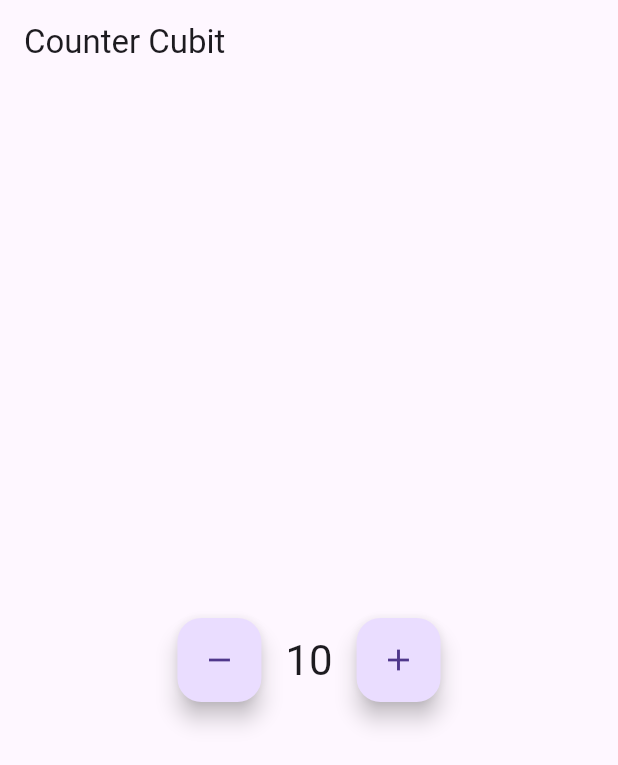
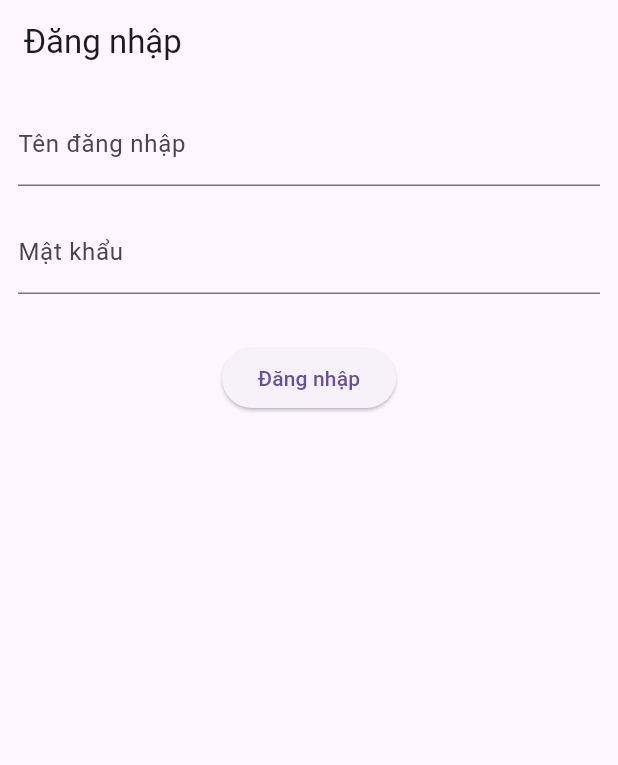
Before and after one commit to anhnt224/flutter_course_23, a Flutter app: the screen it shows after launch, on a phone screen of 412 x 824 dp. Shown: the top 765 px of the screen. Run offline on Flutter 3.47's test engine with Material 3 defaults, Android fonts, the phone set to English and light mode, and no system bars; our stand-ins replace flutter_bloc.

Commit message:
Add AuthState and AuthCubit classes

```diff
--- a/lib/main.dart
+++ b/lib/main.dart
@@ -1,159 +1,136 @@
-// import 'package:flutter/material.dart';
-// import 'package:flutter_course_23/modules/lession_5/grid_view_demo.dart';
-// import 'package:flutter_course_23/modules/lession_5/list_view_demo.dart';
-// import 'package:flutter_course_23/modules/lession_6/sceens/home_screen.dart';
-// import 'package:flutter_course_23/modules/lession_6/sceens/started_screen.dart';
-// import 'package:flutter_course_23/modules/lession_7/checkout_2_screen.dart';
-// import 'package:flutter_course_23/modules/lession_7/checkout_screen.dart';
-// import 'package:flutter_course_23/modules/lession_7/product_list_2_screen.dart';
-// import 'package:flutter_course_23/modules/lession_7/product_list_screen.dart';
-// import 'package:flutter_course_23/modules/lession_7/provider_demo.dart';
-// import 'package:flutter_course_23/modules/lession_7/tile_state_less.dart';
-// import 'package:provider/provider.dart';
-
-// import 'modules/lession_5/navigator.dart';
-// import 'modules/lession_5/navigator_named.dart';
-// import 'modules/lession_4/image_demo.dart';
-
-// void main() {
-//   runApp(const MyApp());
-// }
-
-// class MyApp extends StatelessWidget {
-//   const MyApp({super.key});
-
-//   // This widget is the root of your application.
-//   @override
-//   Widget build(BuildContext context) {
-//     return MaterialApp(
-//       title: 'Flutter Demo',
-//       theme: ThemeData(
-//         // This is the theme of your application.
-//         //
-//         // TRY THIS: Try running your application with "flutter run". You'll see
-//         // the application has a blue toolbar. Then, without quitting the app,
-//         // try changing the seedColor in the colorScheme below to Colors.green
-//         // and then invoke "hot reload" (save your changes or press the "hot
-//         // reload" button in a Flutter-supported IDE, or press "r" if you used
-//         // the command line to start the app).
-//         //
-//         // Notice that the counter didn't reset back to zero; the application
-//         // state is not lost during the reload. To reset the state, use hot
-//         // restart instead.
-//         //
-//         // This works for code too, not just values: Most code changes can be
-//         // tested with just a hot reload.
-//         colorScheme: ColorScheme.fromSeed(seedColor: Colors.deepPurple),
-//         useMaterial3: true,
-//       ),
-//       initialRoute: '/',
-//       onGenerateRoute: (settings) {
-//         switch (settings.name) {
-//           case '/':
-//             return MaterialPageRoute(
-//                 settings: settings,
-//                 builder: (context) => const ProductList2Screen());
-//           case '/checkout':
-//             final notifier = settings.arguments as CartNotifier;
-//             return MaterialPageRoute(
-//               builder: (context) => Checkout2Screen(
-//                 notifier: notifier,
-//               ),
-//               settings: settings,
-//             );
-
-//           default:
-//         }
-//         return null;
-//       },
-//     );
-//   }
-// }
-
 import 'package:flutter/material.dart';
 import 'package:flutter_bloc/flutter_bloc.dart';
-import 'package:flutter_course_23/modules/lession_8/bloc_demo/counter_bloc.dart';
-
-// Cubit
-class CounterCubit extends Cubit<int> {
-  CounterCubit(int initialValue) : super(initialValue);
-
-  void increment() {
-    emit(state + 1);
-  }
-
-  void decrement() => emit(state - 1);
-}
+import 'package:flutter_course_23/modules/lession_8/auth_bloc_demo.dart/auth_cubit.dart';
 
 // Main
 void main() {
   runApp(
     MaterialApp(
       home: BlocProvider(
-        create: (_) => CounterBloc(CounterState(counter: 10)),
-        child: const CounterPage(),
+        create: (_) => AuthCubit(),
+        child: const LoginPage(),
       ),
     ),
   );
 }
 
-class CounterPage extends StatelessWidget {
-  const CounterPage({super.key});
+class LoginPage extends StatefulWidget {
+  const LoginPage({super.key});
+
+  @override
+  State<LoginPage> createState() => _LoginPageState();
+}
+
+class _LoginPageState extends State<LoginPage> {
+  final _usernameController = TextEditingController();
+  final _passwordController = TextEditingController();
+
+  late final _authCubit = context.read<AuthCubit>();
 
   @override
   Widget build(BuildContext context) {
-    final bloc = BlocProvider.of<CounterBloc>(context);
-
     return Scaffold(
       appBar: AppBar(
-        title: const Text('Counter Cubit'),
+        title: const Text('Đăng nhập'),
       ),
-      body: Center(
-        child: BlocListener<CounterBloc, CounterState>(
-          listener: (context, state) {
-            // show dialog || snackbar, ...
-            print(state.counter);
-            // ScaffoldMessenger.of(context).showSnackBar(
-            //   SnackBar(
-            //     content: Text('Counter: ${state.counter}'),
-            //   ),
-            // );
+      body: BlocListener<AuthCubit, AuthState>(
+        listener: (context, state) {
+          if (state is LoginSuccess) {
+            ScaffoldMessenger.of(context).showSnackBar(
+              SnackBar(
+                content: Text(
+                    'Đăng nhập thành công với tên đăng nhập: ${state.username}'),
+                backgroundColor: Colors.green,
+              ),
+            );
 
-            // showDialog(
-            //     context: context,
-            //     builder: (context) =>
-            //         AlertDialog(content: Text('Counter: ${state.counter}')));
-          },
-          child: BlocBuilder<CounterBloc, CounterState>(
-            builder: (context, state) {
-              print('=== build');
-              return Row(
-                mainAxisSize: MainAxisSize.min,
-                children: [
-                  FloatingActionButton(
-                    onPressed: () {
-                      bloc.add(DecrementEvent(value: 10));
-                    },
-                    child: const Icon(Icons.remove),
-                  ),
-                  const SizedBox(width: 16),
-                  Text(
-                    '${state.counter}',
-                    style: Theme.of(context).textTheme.headlineMedium,
-                  ),
-                  const SizedBox(width: 16),
-                  FloatingActionButton(
-                    onPressed: () {
-                      bloc.add(IncrementEvent(value: 10));
-                    },
-                    child: const Icon(Icons.add),
-                  ),
+            Navigator.push(context,
+                MaterialPageRoute(builder: (context) => const HomePage()));
+          }
+
+          if (state is LoginFailed) {
+            ScaffoldMessenger.of(context).showSnackBar(
+              SnackBar(
+                content: Text('Đăng nhập thất bại: ${state.errorMessage}'),
+                backgroundColor: Colors.red,
+              ),
+            );
+
+            showDialog(
+              context: context,
+              builder: (context) => AlertDialog(
+                content: Text('Đăng nhập thất bại: ${state.errorMessage}'),
+                actions: [
+                  TextButton(
+                      onPressed: () {
+                        Navigator.pop(context);
+                        _authCubit.login('admin', 'admin');
+                      },
+                      child: const Text('Đăng nhập lại'))
                 ],
-              );
-            },
-          ),
+              ),
+            );
+          }
+        },
+        child: Padding(
+          padding: const EdgeInsets.all(12),
+          child: Column(children: [
+            TextField(
+              controller: _usernameController,
+              decoration: const InputDecoration(
+                labelText: 'Tên đăng nhập',
+                hintText: 'Nhập tên đăng nhập',
+              ),
+            ),
+            const SizedBox(
+              height: 16,
+            ),
+            TextField(
+              controller: _passwordController,
+              decoration: const InputDecoration(
+                labelText: 'Mật khẩu',
+                hintText: 'Nhập tên đăng nhập',
+              ),
+            ),
+            const SizedBox(
+              height: 16,
+            ),
+            BlocBuilder<AuthCubit, AuthState>(
+              builder: (context, state) {
+                if (state is LoginIP) {
+                  return const CircularProgressIndicator();
+                }
+                return Container();
+              },
+            ),
+            const SizedBox(
+              height: 16,
+            ),
+            ElevatedButton(
+                onPressed: () {
+                  final username = _usernameController.text;
+                  final password = _passwordController.text;
+                  print(
+                      '>> login ${_usernameController.text} - ${_passwordController.text}');
+
+                  _authCubit.login(username, password);
+                },
+                child: const Text('Đăng nhập'))
+          ]),
         ),
       ),
     );
   }
 }
+
+class HomePage extends StatelessWidget {
+  const HomePage({super.key});
+
+  @override
+  Widget build(BuildContext context) {
+    return Scaffold(
+      appBar: AppBar(title: const Text('Home Page')),
+      body: Container(),
+    );
+  }
+}
--- /dev/null
+++ b/lib/modules/lession_8/auth_bloc_demo.dart/auth_state.dart
@@ -0,0 +1,22 @@
+part of 'auth_cubit.dart';
+
+// success | failure | loading | initial
+abstract class AuthState {
+  const AuthState();
+}
+
+class AuthInitial extends AuthState {}
+
+class LoginSuccess extends AuthState {
+  final String username;
+
+  LoginSuccess({required this.username});
+}
+
+class LoginFailed extends AuthState {
+  final String errorMessage;
+
+  LoginFailed({required this.errorMessage});
+}
+
+class LoginIP extends AuthState {}
```
Also changed, not shown: lib/modules/lession_8/auth_bloc_demo.dart/auth_cubit.dart (added, +20 -0 lines).
